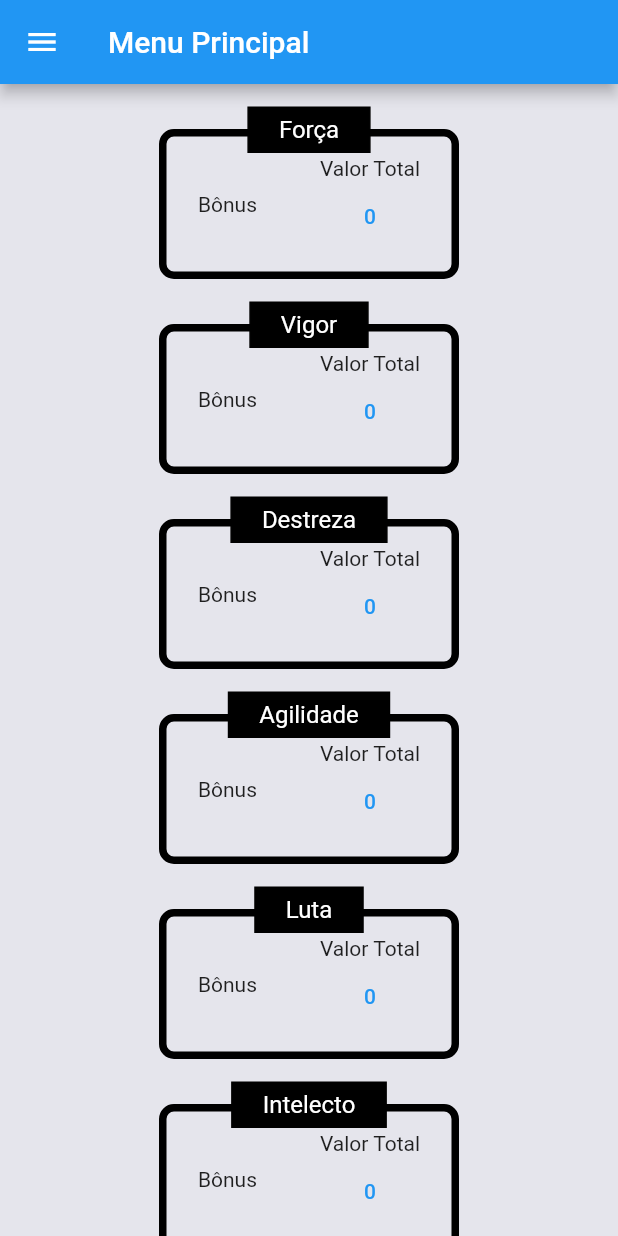
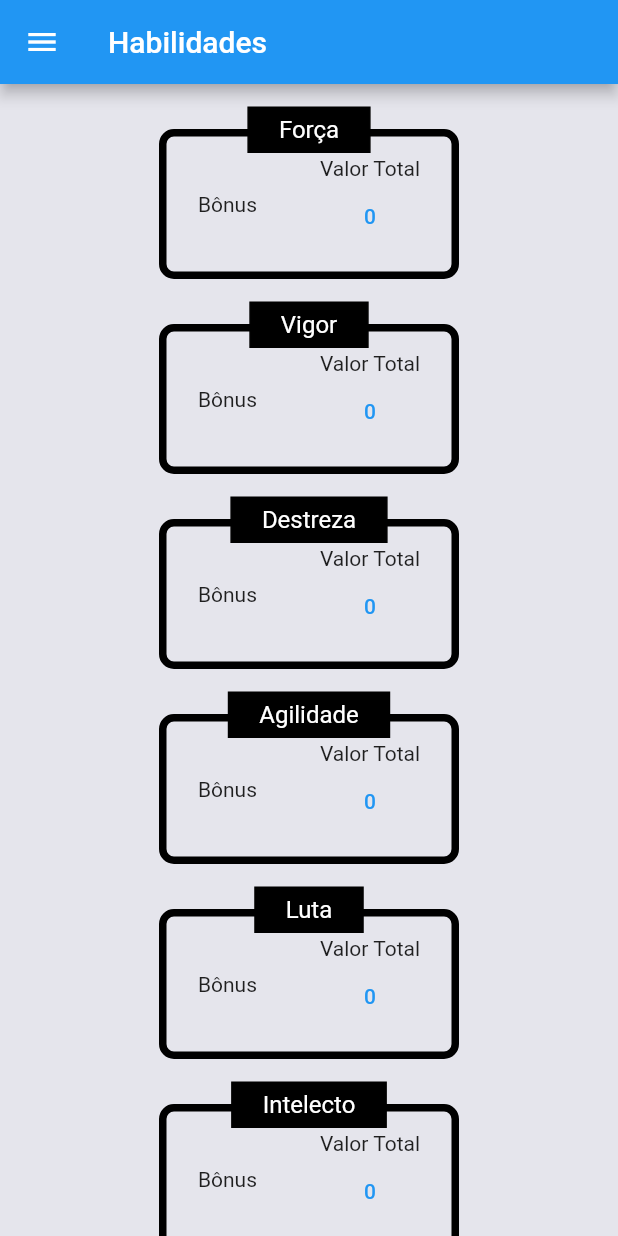
Before and after one commit to B0yEditi0n/FabricaDoMultiverso, a Flutter app: the screen it shows after launch, after a tap on "Efetuar login", after a tap on "Habilidades", on a phone screen of 412 x 824 dp. Run offline on Flutter 3.47's test engine with Material 2 defaults, Android fonts, the phone set to English and light mode, and no system bars; our stand-ins replace firebase_core, numberpicker; accounts and stored records are empty.

```diff
--- a/lib/backend/loginScript.dart
+++ b/lib/backend/loginScript.dart
@@ -8,7 +8,7 @@ return showDialog<String>(context: context,
     )))
 */
 class startLogin{
-  bool goLoginPage = false;
+  // bool goLoginPage = false;
   inputLogin(String email, String senha ){
     //return
     if((email != null) && (senha != null)){
--- a/lib/main.dart
+++ b/lib/main.dart
@@ -4,11 +4,14 @@ import 'package:firebase_core/firebase_core.dart';
 import 'firebase_options.dart';
 
 //Tela de Login
-import './login.dart';
-import './home.dart';
-import './habilidades.dart';
-import './defesas.dart';
-import './poderes.dart';
+import 'telas/login.dart';
+import 'telas/home.dart';
+import 'telas/habilidades.dart';
+import 'telas/defesas.dart';
+import 'telas/poderes.dart';
+
+//Aproveitamento de Código
+import 'telas/widgetConstutor.dart';
 
 
 Future<void> main() async {
@@ -21,13 +24,12 @@ Future<void> main() async {
   runApp(MaterialApp(
     title: "",
     debugShowCheckedModeBanner: true,
-    // theme: new ThemeData(
-    //   scaffoldBackgroundColor: const Color.fromRGBO(30, 30, 30, 1)),
+    theme: ThemeData(
+      scaffoldBackgroundColor: const Color.fromRGBO(30, 30, 30, 1)),
 
     initialRoute: '/loginTela',
     routes: {
       '/loginTela' : (context) => loginPage(),
-      /*'/cadastroTela': (context) => const TelaCadastro(),*/
       '/telaInicio': (context) => homePage(),
       '/habilidadesTela': (context) => habilidadesTela(),
       '/defesasTela': (context) => defesaPage(),
--- a/lib/habilidades.dart
+++ b/lib/telas/habilidades.dart
@@ -1,8 +1,10 @@
 import 'package:flutter/material.dart';
 import 'package:numberpicker/numberpicker.dart';
-import './backend/habilidadesScript.dart';
+import '../backend/habilidadesScript.dart';
 import 'dart:core';
 
+// aproveitamento de Código
+import './widgetConstutor.dart';
 
 
 class habilidadesTela extends StatefulWidget {
@@ -37,6 +39,7 @@ class _habilidadesTelaState extends State<habilidadesTela> {
   int vlPresenca = 0;
 
 
+  var reBuild = widgetConstrutor();
   // Função para Atualizar Valor do Widget
   void updateValor(String id, newValor){
     // pega o titulo chamado e exibe 3 primeiras letras
@@ -85,36 +88,9 @@ class _habilidadesTelaState extends State<habilidadesTela> {
     return Scaffold(
       backgroundColor: const Color.fromARGB(30, 30, 30, 92),
       appBar: AppBar(
-        title: const Text('Menu Principal'),
-        ),
-      drawer: Padding(
-          padding: const EdgeInsets.fromLTRB(12, 12, 0, 0),
-          child: Column(
-            // crossAxisAlignment: CrossAxisAlignment.stretch,
-            // mainAxisAlignment: MainAxisAlignment.center,
-            // mainAxisSize:,
-            children: [
-              TextButton(
-                child: const Text('Menu Principal'),
-                onPressed:() {
-                  Navigator.pop(context);
-                },
-                ),
-              TextButton(
-                child: const Text('Habilidades'),
-                onPressed:() {
-                  Navigator.popAndPushNamed(context, '/habilidadesTela');
-                },
-                ),
-              TextButton(
-                child: const Text('Defesas'),
-                onPressed:() {
-                  Navigator.popAndPushNamed(context, '/defesasTela');
-                },
-                ),
-            ]
-          ),
-        ),
+        title: const Text('Habilidades'),
+      ),
+      drawer: reBuild.barraLatera(context),
 
       body:
       SingleChildScrollView(
--- a/lib/home.dart
+++ b/lib/telas/home.dart
@@ -1,6 +1,7 @@
 import 'package:flutter/material.dart';
 
-import './backend/homeScript.dart';
+import '../backend/homeScript.dart';
+import './widgetConstutor.dart';
 
 class homePage extends StatefulWidget {
   @override
@@ -9,6 +10,7 @@ class homePage extends StatefulWidget {
 
 class homeTela extends State<homePage>{
   var clhome = homeBuild();
+  var reBuild = widgetConstrutor();
   @override
   Widget build(BuildContext context){
     clhome.inicializacao(context);
@@ -19,15 +21,10 @@ class homeTela extends State<homePage>{
       backgroundColor: const Color.fromARGB(30, 30, 30, 92),
       appBar: AppBar(
         title: const Text('Menu Principal'),
-        ),
-      drawer: Container(
-        color: const Color.fromARGB(255, 13, 14, 92),
-        child:
-          const Text(
-            'Titulo',
-            selectionColor: Colors.white,
-            )
-        ),
+      ),
+
+      drawer: reBuild.barraLatera(context),
+
       body: Center(
         child: Column(
           children: <Widget> [
@@ -59,7 +56,7 @@ class homeBuild {
   }
 
   wdgButton(String txtTitle, String rotaTela){
-    return(
+    return (
       Container(
         child:
         Padding(
--- a/lib/login.dart
+++ b/lib/telas/login.dart
@@ -1,7 +1,7 @@
 import 'package:flutter/material.dart';
 import 'package:flutter/services.dart';
 
-import 'backend/loginScript.dart';
+import '../backend/loginScript.dart';
 
 class loginPage extends StatefulWidget {
   @override
--- a/lib/poderes.dart
+++ b/lib/telas/poderes.dart
@@ -61,8 +61,6 @@ class _poderesPageState extends State<poderesPage> {
                 final Map<String, dynamic> objs = json.decode(jsonSTR.toString());
                 print(objs['powers'][0]['powers'][0]['rank']);
                },
-
-
             )
           ),
 
--- /dev/null
+++ b/lib/telas/widgetConstutor.dart
@@ -0,0 +1,54 @@
+import 'package:flutter/material.dart';
+
+class widgetConstrutor{
+  menuBarra(){
+    //   return (
+    //     Container(
+    //       child: AppBar(
+    //         title: const Text('Menu Principal'),
+    //       ),
+    //   ),
+    // );
+
+  }
+  barraLatera(context){
+    return Drawer(
+      child: ListView(
+        children: [
+          Padding(
+            padding: const EdgeInsets.fromLTRB(12, 12, 0, 0),
+            child: Column(
+              crossAxisAlignment: CrossAxisAlignment.stretch,
+              mainAxisAlignment: MainAxisAlignment.center,
+              // mainAxisSize:,
+              children: [
+                TextButton(
+                  child: const Text('Menu Principal'),
+                  onPressed:() {
+                    Navigator.pop(context);
+                    Navigator.popAndPushNamed(context, '/telaInicio');
+                  },
+                ),
+                TextButton(
+                  child: const Text('Habilidades'),
+                  onPressed:() {
+                    Navigator.pop(context);
+                    Navigator.popAndPushNamed(context, '/habilidadesTela');
+                  },
+                ),
+                TextButton(
+                  child: const Text('Defesas'),
+                  onPressed:() {
+                    Navigator.pop(context);
+                    Navigator.popAndPushNamed(context, '/defesasTela');
+                  },
+                ),
+              ]
+            ),
+          ),
+        ],
+      ),
+    );
+  }
+
+}
```
Also changed, not shown: lib/telas/defesas.dart (renamed from lib/defesas.dart, +11 -3 lines), lib/widgetConstutor.dart (deleted, +0 -24 lines), lib/widgets/bibliotecaFuncao.dart (+1 -72 lines), 1 other file.
